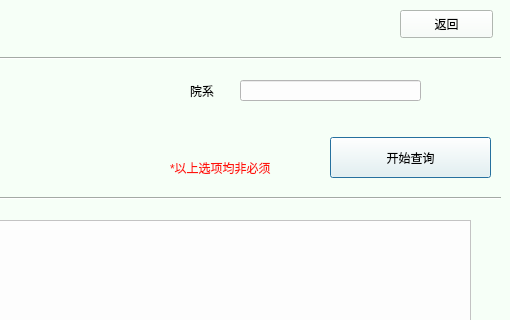
Above: DBMS/stuinfo.ui from D0ub1ePieR/DBMS_C before the change; both pictures show x 220 to 730 and y 0 to 320 of the 730 by 568 pixel window. Below: the same form after it.
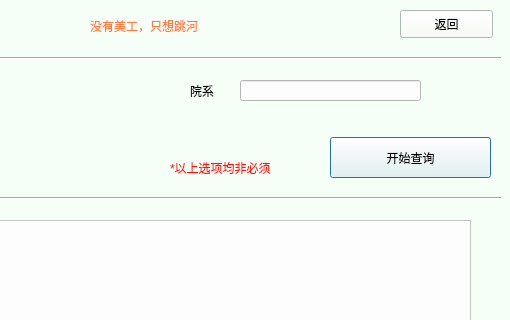
That is the form after the change. Icons and pictures are not drawn.

Commit message: config 完成学生信息查询界面

Diff of the .ui file:
```diff
--- a/DBMS/stuinfo.ui
+++ b/DBMS/stuinfo.ui
@@ -263,6 +263,23 @@
     <string>返回</string>
    </property>
   </widget>
+  <widget class="QLabel" name="label_5">
+   <property name="geometry">
+    <rect>
+     <x>310</x>
+     <y>10</y>
+     <width>301</width>
+     <height>31</height>
+    </rect>
+   </property>
+   <property name="styleSheet">
+    <string notr="true">font: 18pt &quot;隶书&quot;;
+color: rgb(255, 125, 65);</string>
+   </property>
+   <property name="text">
+    <string>没有美工，只想跳河</string>
+   </property>
+  </widget>
  </widget>
  <resources>
   <include location="imagefile.qrc"/>
```
The commit also changes 3 other files.
